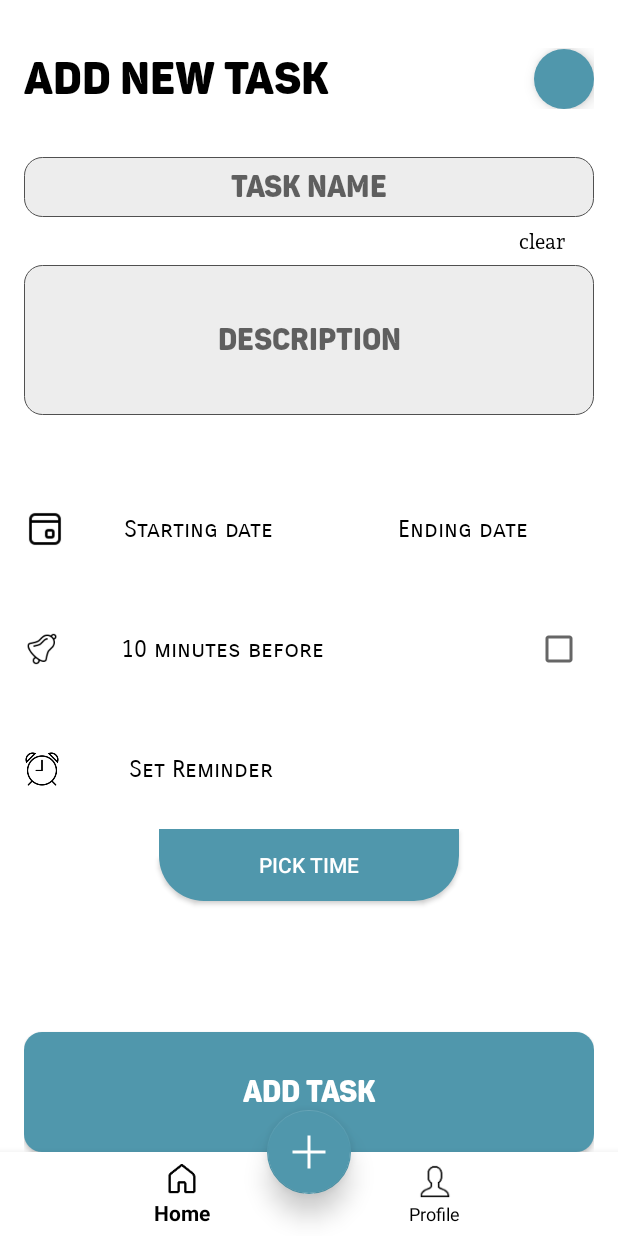
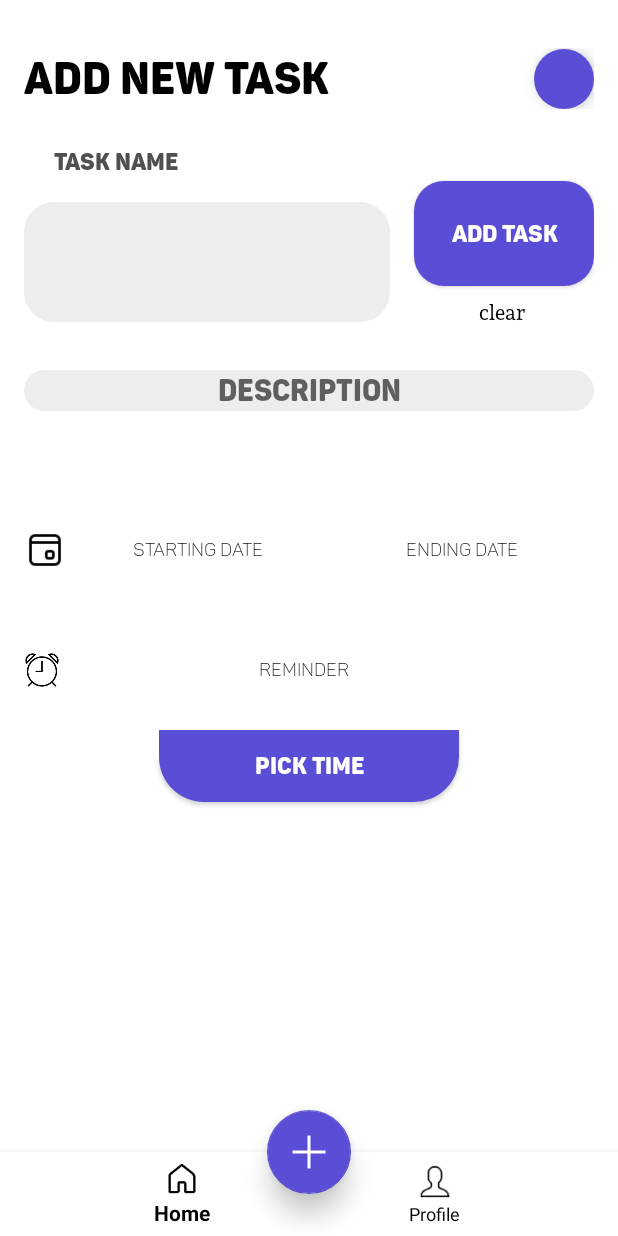
Before and after one commit to piyushd26/To-Do-List, an Android app: the screen it shows after launch (MainActivity), after a tap on an icon or button, on a phone screen of 412 x 824 dp. Run offline under Robolectric (Android 15) with nearby library versions, the phone set to English and light mode, and no system bars; our stand-ins replace Picasso; 1 other tap on this screen came first.

Commit message:
C:/Users/Piyush Dhiman/AndroidStudioProjects/NewApp_To_Do_List/

```diff
--- a/app/src/main/java/com/example/newapp_to_do_list/view/adapter/DetailsAdapter.java
+++ b/app/src/main/java/com/example/newapp_to_do_list/view/adapter/DetailsAdapter.java
@@ -2,9 +2,11 @@ package com.example.newapp_to_do_list.view.adapter;
 
 import android.annotation.SuppressLint;
 import android.content.Context;
+import android.graphics.Color;
 import android.view.LayoutInflater;
 import android.view.View;
 import android.view.ViewGroup;
+import android.widget.ImageView;
 import android.widget.LinearLayout;
 import android.widget.TextView;
 
@@ -69,12 +71,12 @@ public class DetailsAdapter extends RecyclerView.Adapter<DetailsAdapter.ViewHold
         if (selectedPosition == position) {
             holder.cardview.setBackgroundResource(R.drawable.backgroundforcardaview);
             taskListFragment.setPostion(date_.get(selectedPosition));
-            holder.cardview.setCardElevation(10);
 
 
 
         } else {
-            holder.cardview.setBackgroundResource(R.drawable.back_darkgrey);
+            holder.cardview.setBackgroundResource(R.drawable.background_grey);
+
 
         }
 
@@ -83,6 +85,7 @@ public class DetailsAdapter extends RecyclerView.Adapter<DetailsAdapter.ViewHold
             @Override
             public void onClick(View v) {
                 selectedPosition = position;
+
                 notifyDataSetChanged();
 
                 taskListFragment = new TaskListFragment();
--- a/app/src/main/java/com/example/newapp_to_do_list/view/adapter/TaskAdapter.java
+++ b/app/src/main/java/com/example/newapp_to_do_list/view/adapter/TaskAdapter.java
@@ -86,7 +86,7 @@ public class TaskAdapter extends RecyclerView.Adapter<TaskAdapter.ViewHolder> {
             }
 
 
-            holder.buttonArrowExpand.setOnClickListener(new View.OnClickListener() {
+            holder.cardView.setOnClickListener(new View.OnClickListener() {
                 @Override
                 public void onClick(View v) {
                     if (holder.layout.getVisibility() == View.GONE) {
@@ -95,7 +95,7 @@ public class TaskAdapter extends RecyclerView.Adapter<TaskAdapter.ViewHolder> {
                         holder.time_from_to.setVisibility(View.VISIBLE);
                         holder.currentTime.setVisibility(View.VISIBLE);
                         holder.bar.setVisibility(View.VISIBLE);
-                        holder.buttonArrowExpand.setBackgroundResource(R.drawable.ic_baseline_keyboard_arrow_up_24);
+
 
                     } else {
                         TransitionManager.beginDelayedTransition(holder.cardView, new AutoTransition());
@@ -103,7 +103,7 @@ public class TaskAdapter extends RecyclerView.Adapter<TaskAdapter.ViewHolder> {
                         holder.time_from_to.setVisibility(View.GONE);
                         holder.currentTime.setVisibility(View.GONE);
                         holder.bar.setVisibility(View.GONE);
-                        holder.buttonArrowExpand.setBackgroundResource(R.drawable.ic_baseline_keyboard_arrow_down_24);
+
 
                     }
 
@@ -134,7 +134,6 @@ public class TaskAdapter extends RecyclerView.Adapter<TaskAdapter.ViewHolder> {
         ConstraintLayout linearLayout;
         TextView timePicked;
         TextView currentTime;
-        Button buttonArrowExpand;
         TextView PlanDetail;
         ImageView bar;
         TextView layout;
@@ -145,7 +144,6 @@ public class TaskAdapter extends RecyclerView.Adapter<TaskAdapter.ViewHolder> {
             time_from_to = itemView.findViewById(R.id.date_from);
             currentTime = itemView.findViewById(R.id.date_to);
             cardView = itemView.findViewById(R.id.task_cardview);
-            buttonArrowExpand = itemView.findViewById(R.id.btn_expands);
             planeName = itemView.findViewById(R.id.plan_name);
             bar = itemView.findViewById(R.id.bar);
             linearLayout = itemView.findViewById(R.id.stretch_linearlayout);
--- a/app/src/main/res/drawable/back_calender.xml
+++ b/app/src/main/res/drawable/back_calender.xml
@@ -6,6 +6,6 @@
         android:bottomRightRadius="12dp"
         android:bottomLeftRadius="12dp"
         />
-    <stroke android:color="@color/black" android:width="0.6dp"> </stroke>
+
     <padding android:left="0dp" android:top="0dp" android:right="0dp" android:bottom="0dp" />
 </shape>
--- a/app/src/main/res/drawable/background_grey.xml
+++ b/app/src/main/res/drawable/background_grey.xml
@@ -1,11 +1,11 @@
 <shape  xmlns:android="http://schemas.android.com/apk/res/android">
     <solid android:color="@color/lightgrey"/>
 
-    <corners android:topLeftRadius="12dp"
-        android:topRightRadius="12dp"
-        android:bottomRightRadius="12dp"
-        android:bottomLeftRadius="12dp"
+    <corners android:topLeftRadius="20dp"
+        android:topRightRadius="20dp"
+        android:bottomRightRadius="20dp"
+        android:bottomLeftRadius="20dp"
        />
-<stroke android:color="@color/darkgrey" android:width="0.6dp"> </stroke>
+
     <padding android:left="0dp" android:top="0dp" android:right="0dp" android:bottom="0dp" />
 </shape>
--- a/app/src/main/res/drawable/backgroundforcardaview.xml
+++ b/app/src/main/res/drawable/backgroundforcardaview.xml
@@ -3,10 +3,10 @@
 <shape  xmlns:android="http://schemas.android.com/apk/res/android">
     <solid android:color="@color/naviblue"/>
 
-    <corners android:topLeftRadius="12dp"
-        android:topRightRadius="12dp"
-        android:bottomLeftRadius="12dp"
-        android:bottomRightRadius="12dp"/>
+    <corners android:topLeftRadius="20dp"
+        android:topRightRadius="20dp"
+        android:bottomLeftRadius="20dp"
+        android:bottomRightRadius="20dp"/>
 
     <padding android:left="0dp" android:top="0dp" android:right="0dp" android:bottom="0dp" />
 </shape>
--- a/app/src/main/res/layout/activity_main.xml
+++ b/app/src/main/res/layout/activity_main.xml
@@ -80,8 +80,8 @@
         android:layout_width="wrap_content"
         android:layout_height="wrap_content"
         android:src="@drawable/add_floatin"
+        app:backgroundTint="@color/naviblue"
         app:elevation="10dp"
-        app:backgroundTint="@color/naviblue"
         app:layout_anchor="@id/bottom_navigation"
         app:layout_constraintBottom_toTopOf="@+id/bottom_navigation"
         app:layout_constraintEnd_toEndOf="parent"
--- a/app/src/main/res/layout/fragment_add_task.xml
+++ b/app/src/main/res/layout/fragment_add_task.xml
@@ -9,59 +9,80 @@
     tools:context=".view.fragment.AddTaskFragment">
 
 
+    <androidx.appcompat.widget.AppCompatTextView
+        android:id="@+id/taskname1"
+        android:layout_width="0dp"
+        android:layout_height="wrap_content"
+        android:layout_marginTop="24dp"
+        android:layout_marginEnd="16dp"
+
+        android:fontFamily="@font/pantonnarrowdemo_black"
+        android:paddingLeft="20dp"
+        android:text="Task Name"
+        android:textColor="@color/darkgrey"
+        android:textSize="16dp"
+        app:layout_constraintEnd_toStartOf="@+id/btn_addtask"
+        app:layout_constraintStart_toStartOf="parent"
+        app:layout_constraintTop_toTopOf="parent" />
+
     <androidx.appcompat.widget.AppCompatEditText
         android:id="@+id/ed_addtask"
         android:layout_width="0dp"
-        android:layout_height="40dp"
-        android:maxWidth="16dp"
-        android:layout_marginTop="32dp"
+        android:layout_height="80dp"
+        android:layout_marginTop="16dp"
+        android:layout_marginEnd="16dp"
         android:background="@drawable/background_grey"
         android:fontFamily="@font/pantonnarrowdemo_black"
         android:gravity="center"
-        android:hint="Task Name"
+        android:maxWidth="16dp"
+        android:textColor="@color/black"
         android:textSize="20sp"
-        app:layout_constraintEnd_toEndOf="parent"
-        app:layout_constraintHorizontal_bias="1.0"
+        app:layout_constraintEnd_toStartOf="@+id/btn_addtask"
         app:layout_constraintStart_toStartOf="parent"
-        app:layout_constraintTop_toTopOf="parent" />
+        app:layout_constraintTop_toBottomOf="@+id/taskname1" />
+
 
     <androidx.appcompat.widget.AppCompatButton
         android:id="@+id/btn_addtask"
-        android:layout_width="0dp"
-        android:layout_height="80dp"
+        android:layout_width="120dp"
+        android:layout_height="70dp"
         android:background="@drawable/backgroundforcardaview"
         android:fontFamily="@font/pantonnarrowdemo_black"
+        android:shadowColor="@color/naviblue"
+        android:shadowDy="10"
+        android:shadowRadius="8"
         android:text="@string/add_task"
         android:textColor="@color/white"
-        android:textSize="20sp"
-        app:layout_constraintBottom_toBottomOf="parent"
+        android:textSize="16sp"
+        app:layout_constraintBottom_toBottomOf="@+id/ed_addtask"
         app:layout_constraintEnd_toEndOf="parent"
-        app:layout_constraintStart_toStartOf="parent" />
-
+        app:layout_constraintTop_toTopOf="@+id/taskname1" />
 
     <androidx.appcompat.widget.AppCompatTextView
         android:id="@+id/claer_all_btn"
         android:layout_width="wrap_content"
         android:layout_height="wrap_content"
-        android:layout_marginEnd="16dp"
+        android:layout_marginTop="8dp"
         android:fontFamily="@font/andada_regular"
         android:gravity="center"
         android:text="clear "
         android:textColor="@color/black"
         android:textSize="14dp"
-        app:layout_constraintBottom_toTopOf="@+id/title_of_task_ed"
         app:layout_constraintEnd_toEndOf="parent"
-        app:layout_constraintTop_toBottomOf="@+id/ed_addtask" />
+        app:layout_constraintStart_toStartOf="@+id/btn_addtask"
+        app:layout_constraintTop_toBottomOf="@+id/btn_addtask" />
 
     <LinearLayout
         android:id="@+id/linearLayout2"
         android:layout_width="0dp"
         android:layout_height="wrap_content"
+        android:layout_marginBottom="32dp"
         android:layout_weight="10"
         android:orientation="horizontal"
         app:layout_constraintBottom_toTopOf="@+id/linearLayout3"
         app:layout_constraintEnd_toEndOf="parent"
-        app:layout_constraintStart_toStartOf="parent">
+        app:layout_constraintStart_toStartOf="parent"
+        app:layout_constraintTop_toBottomOf="@+id/title_of_task_ed">
 
         <androidx.appcompat.widget.AppCompatImageView
             android:id="@+id/appCompatImageView"
@@ -75,24 +96,22 @@
             android:layout_width="match_parent"
             android:layout_height="match_parent"
             android:layout_weight="4"
-            android:fontFamily="sans-serif-smallcaps"
-
-
+            android:fontFamily="@font/pantondemo_light"
             android:gravity="center"
             android:text="Starting date"
             android:textColor="@color/black"
-            android:textSize="16dp" />
+            android:textSize="12dp" />
 
         <androidx.appcompat.widget.AppCompatTextView
             android:id="@+id/todate"
             android:layout_width="match_parent"
             android:layout_height="match_parent"
             android:layout_weight="4"
-            android:fontFamily="sans-serif-smallcaps"
+            android:fontFamily="@font/pantondemo_light"
             android:gravity="center"
             android:text="Ending date"
             android:textColor="@color/black"
-            android:textSize="16dp" />
+            android:textSize="12dp" />
 
     </LinearLayout>
 
@@ -105,15 +124,15 @@
         app:layout_constraintBottom_toBottomOf="parent"
         app:layout_constraintEnd_toEndOf="parent"
         app:layout_constraintStart_toStartOf="parent"
-        app:layout_constraintTop_toTopOf="parent"
-        app:layout_constraintVertical_bias="0.52">
+        app:layout_constraintTop_toBottomOf="@+id/ed_addtask">
 
         <androidx.appcompat.widget.AppCompatImageView
             android:id="@+id/appCompatImageView1"
             android:layout_width="66dp"
             android:layout_height="80dp"
             android:layout_weight="1"
-            android:src="@mipmap/bell" />
+            android:src="@mipmap/bell"
+            android:visibility="gone" />
 
         <androidx.appcompat.widget.AppCompatTextView
             android:id="@+id/appCompatTextView1"
@@ -125,14 +144,16 @@
             android:paddingRight="100dp"
             android:text="10 minutes before"
             android:textColor="@color/black"
-            android:textSize="16dp" />
+            android:textSize="16dp"
+            android:visibility="gone" />
 
         <androidx.appcompat.widget.AppCompatCheckBox
             android:id="@+id/checkbox"
             android:layout_width="match_parent"
             android:layout_height="match_parent"
             android:layout_weight="8"
-            android:gravity="center" />
+            android:gravity="center"
+            android:visibility="gone" />
     </LinearLayout>
 
     <LinearLayout
@@ -143,7 +164,7 @@
         android:orientation="horizontal"
         app:layout_constraintEnd_toEndOf="parent"
         app:layout_constraintStart_toStartOf="parent"
-        app:layout_constraintTop_toBottomOf="@+id/linearLayout3">
+        app:layout_constraintTop_toBottomOf="@+id/linearLayout2">
 
         <androidx.appcompat.widget.AppCompatImageView
             android:id="@+id/appCompatImageView2"
@@ -158,12 +179,12 @@
             android:layout_height="match_parent"
             android:layout_weight="3"
             android:background="@android:color/transparent"
-            android:fontFamily="sans-serif-smallcaps"
+            android:fontFamily="@font/pantondemo_light"
             android:gravity="center"
-            android:paddingRight="168dp"
-            android:text="Set Reminder"
+            android:paddingRight="30dp"
+            android:text="Reminder"
             android:textColor="@color/black"
-            android:textSize="16dp" />
+            android:textSize="12dp" />
 
     </LinearLayout>
 
@@ -173,9 +194,10 @@
         android:layout_width="200dp"
         android:layout_height="wrap_content"
         android:background="@drawable/picktime_back"
+        android:fontFamily="@font/pantonnarrowdemo_black"
         android:text="Pick Time"
         android:textColor="@color/white"
-        android:textSize="14sp"
+        android:textSize="16sp"
         app:layout_constraintEnd_toEndOf="parent"
         app:layout_constraintStart_toStartOf="parent"
         app:layout_constraintTop_toBottomOf="@+id/linearLayout4" />
@@ -183,8 +205,7 @@
     <androidx.appcompat.widget.AppCompatEditText
         android:id="@+id/title_of_task_ed"
         android:layout_width="match_parent"
-        android:maxLength="3"
-        android:layout_height="100dp"
+        android:layout_height="wrap_content"
         android:layout_marginTop="32dp"
         android:background="@drawable/background_grey"
         android:fontFamily="@font/pantonnarrowdemo_black"
@@ -196,4 +217,5 @@
         app:layout_constraintStart_toStartOf="parent"
         app:layout_constraintTop_toBottomOf="@+id/ed_addtask" />
 
+
 </androidx.constraintlayout.widget.ConstraintLayout>
--- a/app/src/main/res/layout/fragment_profile.xml
+++ b/app/src/main/res/layout/fragment_profile.xml
@@ -52,7 +52,7 @@
             android:elevation="10dp"
             android:fontFamily="@font/pantonnarrowdemo_black"
             android:gravity="center"
-            android:text="tom"
+            android:text="tom cruise"
             android:textColor="@color/black"
             android:textSize="30sp"
             app:layout_constraintBottom_toBottomOf="@+id/profile_imageview_forpallete"
--- a/app/src/main/res/layout/fragment_tasklist.xml
+++ b/app/src/main/res/layout/fragment_tasklist.xml
@@ -8,14 +8,29 @@
     android:layout_height="match_parent"
     tools:context=".view.fragment.TaskListFragment">
 
+    <androidx.appcompat.widget.AppCompatTextView
+        android:id="@+id/dailytasks"
+        android:layout_width="match_parent"
+        android:layout_height="wrap_content"
+        android:layout_marginTop="24dp"
+        android:background="@color/white"
+        android:fontFamily="@font/pantonnarrowdemo_black"
+        android:text="Daily Tasks"
+        android:textColor="@color/black"
+        android:textSize="26dp"
+        app:layout_constraintEnd_toEndOf="parent"
+        app:layout_constraintStart_toStartOf="parent"
+        app:layout_constraintTop_toTopOf="parent" />
 
     <androidx.recyclerview.widget.RecyclerView
         android:id="@+id/rv_tasklist"
         android:layout_width="match_parent"
-        android:layout_height="match_parent"
+        android:layout_height="0dp"
         android:layout_marginTop="16dp"
+        android:background="@color/white"
+        app:layout_constraintBottom_toBottomOf="parent"
         app:layout_constraintEnd_toEndOf="parent"
         app:layout_constraintStart_toStartOf="parent"
-        app:layout_constraintTop_toTopOf="parent" />
+        app:layout_constraintTop_toBottomOf="@+id/dailytasks" />
 
 </androidx.constraintlayout.widget.ConstraintLayout>
--- a/app/src/main/res/layout/item_rv.xml
+++ b/app/src/main/res/layout/item_rv.xml
@@ -14,6 +14,7 @@
         android:layout_marginStart="10dp"
         android:layout_marginTop="8dp"
         android:layout_marginEnd="10dp"
+        app:cardCornerRadius="10dp"
         android:layout_marginBottom="8dp"
         android:background="@drawable/back_darkgrey"
         app:layout_constraintBottom_toBottomOf="parent"
@@ -43,7 +44,7 @@
         android:id="@+id/day"
         android:layout_width="match_parent"
         android:layout_height="wrap_content"
-        android:layout_marginTop="16dp"
+        android:layout_marginTop="8dp"
         android:elevation="8dp"
         android:fontFamily="@font/pantondemo_black"
         android:gravity="center"
--- a/app/src/main/res/layout/item_task.xml
+++ b/app/src/main/res/layout/item_task.xml
@@ -55,6 +55,7 @@
         android:layout_width="250dp"
         android:layout_height="match_parent"
         app:cardCornerRadius="10dp"
+        app:cardElevation="10dp"
         app:layout_constraintBottom_toBottomOf="parent"
         app:layout_constraintEnd_toEndOf="parent"
         app:layout_constraintTop_toTopOf="parent">
@@ -64,8 +65,7 @@
             android:id="@+id/plan_name"
             android:layout_width="match_parent"
             android:layout_height="wrap_content"
-            android:layout_marginTop="5dp"
-            android:elevation="6dp"
+            android:layout_marginTop="2dp"
             android:paddingRight="130dp"
             android:fontFamily="@font/pantonnarrowdemo_black"
             android:gravity="center"
@@ -77,7 +77,7 @@
             android:id="@+id/date_from"
             android:layout_width="match_parent"
             android:layout_height="wrap_content"
-            android:layout_marginTop="46dp"
+            android:layout_marginTop="42dp"
             android:elevation="6dp"
             android:fontFamily="@font/pantonnarrowdemo_black"
             android:gravity="center"
@@ -87,19 +87,12 @@
             android:visibility="gone" />
 
 
-        <androidx.appcompat.widget.AppCompatButton
-            android:id="@+id/btn_expands"
-            android:layout_width="30dp"
-            android:layout_height="30dp"
-            android:layout_marginLeft="210dp"
-            android:layout_marginTop="2dp"
-            android:background="@drawable/ic_baseline_keyboard_arrow_down_24" />
 
         <androidx.appcompat.widget.AppCompatTextView
             android:id="@+id/plandetails"
             android:layout_width="match_parent"
             android:layout_height="wrap_content"
-            android:layout_marginTop="72dp"
+            android:layout_marginTop="70dp"
             android:layout_marginBottom="6dp"
             android:fontFamily="@font/pantonnarrowdemo_black"
             android:gravity="center"
--- a/app/src/main/res/layout/toolbar.xml
+++ b/app/src/main/res/layout/toolbar.xml
@@ -7,10 +7,12 @@
     android:layout_height="wrap_content">
 
 
+
     <androidx.appcompat.widget.AppCompatTextView
         android:id="@+id/calender"
         android:layout_width="0dp"
         android:layout_height="match_parent"
+        android:layout_marginTop="8dp"
         android:fontFamily="@font/pantonnarrowdemo_black"
         android:gravity="center|left"
         android:text="Calender"
@@ -20,14 +22,14 @@
         app:layout_constraintEnd_toStartOf="@+id/numberoftask"
         app:layout_constraintHorizontal_bias="0.5"
         app:layout_constraintStart_toStartOf="parent"
-        app:layout_constraintTop_toTopOf="parent" />
+        app:layout_constraintTop_toBottomOf="@+id/text_name" />
 
     <androidx.appcompat.widget.AppCompatTextView
         android:id="@+id/numberoftask"
         android:layout_width="0dp"
         android:layout_height="match_parent"
+        android:background="@drawable/circle_text"
         android:elevation="6dp"
-        android:background="@drawable/circle_text"
         android:fontFamily="@font/pantondemo_light"
         android:gravity="center"
         android:shadowDx="4"
@@ -36,7 +38,7 @@
         android:textSize="20dp"
         app:layout_constraintBottom_toBottomOf="parent"
         app:layout_constraintEnd_toEndOf="parent"
-        app:layout_constraintTop_toTopOf="parent" />
+        app:layout_constraintTop_toTopOf="@+id/text_name" />
 
 
 </androidx.constraintlayout.widget.ConstraintLayout>
--- a/app/src/main/res/values/colors.xml
+++ b/app/src/main/res/values/colors.xml
@@ -5,7 +5,7 @@
     <color name="colorAccent">#03DAC5</color>
     <color name="white">#FFFFFF</color>
     <color name="black">#000000</color>
-    <color name="naviblue">#5097AC</color>
+    <color name="naviblue">#5B4ED6</color>
     <color name="lightgrey">#EDEDED</color>
     <color name="darkgrey">#505050</color>
     <color name="lightblue">#72BBC5</color>
```
